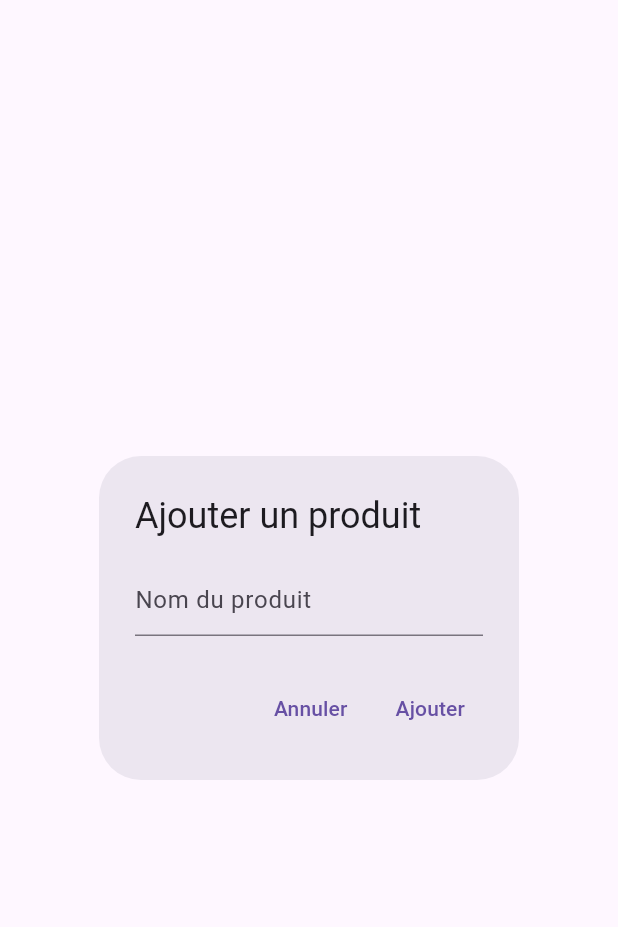
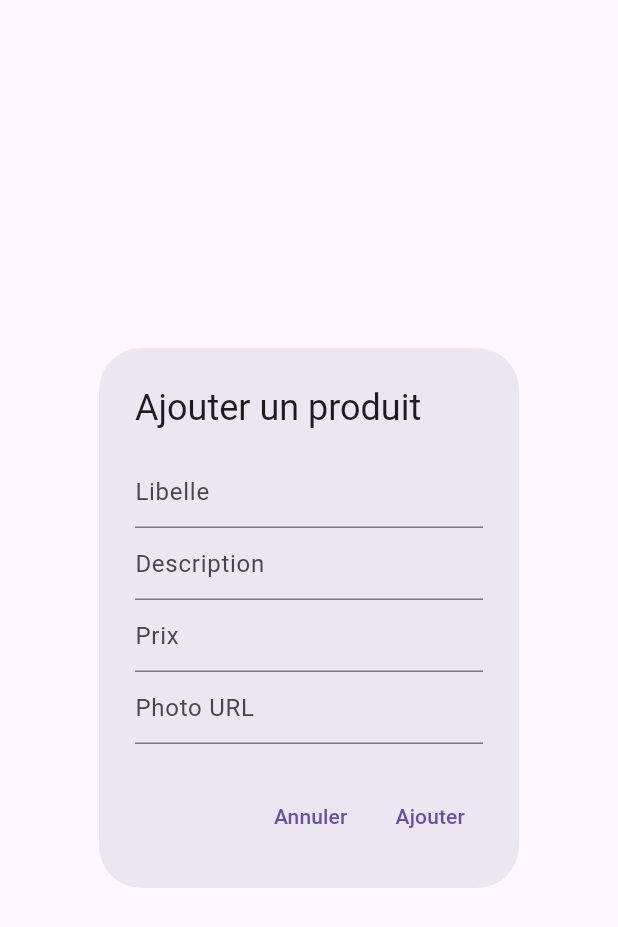
Before and after one commit to NOUTAILAA/produits, a Flutter app: the AddProduit widget shown alone on an empty page, opened directly with empty values, on a phone screen of 412 x 824 dp. Shown: the top 927 px of the screen. Run offline on Flutter 3.47's test engine with Material 3 defaults, Android fonts, the phone set to English and light mode, and no system bars; our stand-ins replace flutter_slidable; network calls fail.

Commit message:
atelier2

```diff
--- a/lib/add_produit.dart
+++ b/lib/add_produit.dart
@@ -1,9 +1,12 @@
-// add_produit.dart
 import 'package:flutter/material.dart';
+import 'produit.dart';
 
 class AddProduit extends StatelessWidget {
-    final Function(String) onSubmit;
-    final TextEditingController _controller = TextEditingController();
+    final Function(Produit) onSubmit;
+    final TextEditingController _libelleController = TextEditingController();
+    final TextEditingController _descriptionController = TextEditingController();
+    final TextEditingController _prixController = TextEditingController();
+    final TextEditingController _photoController = TextEditingController();
 
     AddProduit({required this.onSubmit});
 
@@ -11,9 +14,27 @@ class AddProduit extends StatelessWidget {
     Widget build(BuildContext context) {
         return AlertDialog(
             title: Text("Ajouter un produit"),
-            content: TextField(
-                controller: _controller,
-                decoration: InputDecoration(hintText: "Nom du produit"),
+            content: Column(
+                mainAxisSize: MainAxisSize.min,
+                children: [
+                    TextField(
+                        controller: _libelleController,
+                        decoration: InputDecoration(hintText: "Libelle"),
+                    ),
+                    TextField(
+                        controller: _descriptionController,
+                        decoration: InputDecoration(hintText: "Description"),
+                    ),
+                    TextField(
+                        controller: _prixController,
+                        decoration: InputDecoration(hintText: "Prix"),
+                        keyboardType: TextInputType.number,
+                    ),
+                    TextField(
+                        controller: _photoController,
+                        decoration: InputDecoration(hintText: "Photo URL"),
+                    ),
+                ],
             ),
             actions: [
                 TextButton(
@@ -22,8 +43,13 @@ class AddProduit extends StatelessWidget {
                 ),
                 TextButton(
                     onPressed: () {
-                        if (_controller.text.isNotEmpty) {
-                            onSubmit(_controller.text);
+                        if (_libelleController.text.isNotEmpty && _prixController.text.isNotEmpty) {
+                            onSubmit(Produit(
+                                libelle: _libelleController.text,
+                                description: _descriptionController.text,
+                                prix: double.parse(_prixController.text),
+                                photo: _photoController.text,
+                            ));
                             Navigator.pop(context);
                         }
                     },
--- /dev/null
+++ b/lib/product_details.dart
@@ -0,0 +1,30 @@
+import 'package:flutter/material.dart';
+import 'produit.dart';
+
+class ProductDetails extends StatelessWidget {
+    final Produit produit;
+
+    ProductDetails({required this.produit});
+
+    @override
+    Widget build(BuildContext context) {
+        return Scaffold(
+            appBar: AppBar(title: Text(produit.libelle)),
+            body: Padding(
+                padding: const EdgeInsets.all(16.0),
+                child: Column(
+                    crossAxisAlignment: CrossAxisAlignment.start,
+                    children: [
+                        Image.network(produit.photo),
+                        SizedBox(height: 16),
+                        Text(produit.libelle, style: TextStyle(fontSize: 24, fontWeight: FontWeight.bold)),
+                        SizedBox(height: 8),
+                        Text(produit.description),
+                        SizedBox(height: 8),
+                        Text("Prix: ${produit.prix}"),
+                    ],
+                ),
+            ),
+        );
+    }
+}
--- /dev/null
+++ b/lib/produit.dart
@@ -0,0 +1,15 @@
+class Produit {
+    final String libelle;
+    final String description;
+    final double prix;
+    final String photo;
+    bool selected;
+
+    Produit({
+        required this.libelle,
+        required this.description,
+        required this.prix,
+        required this.photo,
+        this.selected = false,
+    });
+}
--- a/lib/produits_list.dart
+++ b/lib/produits_list.dart
@@ -1,7 +1,8 @@
-// produits_list.dart
 import 'package:flutter/material.dart';
 import 'produit_box.dart';
 import 'add_produit.dart';
+import 'produit.dart';
+import 'product_details.dart';
 
 class ProduitsList extends StatefulWidget {
     @override
@@ -9,21 +10,28 @@ class ProduitsList extends StatefulWidget {
 }
 
 class _ProduitsListState extends State<ProduitsList> {
-    List<Map<String, dynamic>> produits = [
-        {"nom": "Produit 1", "selected": false},
-        {"nom": "Produit 2", "selected": false},
-        {"nom": "Produit 3", "selected": false}
+    List<Produit> produits = [
+        Produit(libelle: "Produit 1", description: "Description 1", prix: 10.0, photo: "https://via.placeholder.com/150"),
+        Produit(libelle: "Produit 2", description: "Description 2", prix: 20.0, photo: "https://via.placeholder.com/150"),
+        Produit(libelle: "Produit 3", description: "Description 3", prix: 30.0, photo: "https://via.placeholder.com/150"),
     ];
 
     void toggleSelection(int index, bool? isSelected) {
     setState(() {
-            produits[index]['selected'] = isSelected!;
+        produits[index] = Produit(
+            libelle: produits[index].libelle,
+            description: produits[index].description,
+            prix: produits[index].prix,
+            photo: produits[index].photo,
+            selected: isSelected ?? false,
+        );
     });
 }
 
-    void ajouterProduit(String nom) {
+
+    void ajouterProduit(Produit produit) {
         setState(() {
-            produits.add({"nom": nom, "selected": false});
+            produits.add(produit);
         });
     }
 
@@ -35,7 +43,7 @@ class _ProduitsListState extends State<ProduitsList> {
 
     void supprimerProduitsSelectionnes() {
         setState(() {
-            produits.removeWhere((produit) => produit['selected'] == true);
+            produits.removeWhere((produit) => produit.selected == true);
         });
     }
 
@@ -63,11 +71,21 @@ class _ProduitsListState extends State<ProduitsList> {
             body: ListView.builder(
                 itemCount: produits.length,
                 itemBuilder: (context, index) {
-                    return ProduitBox(
-                        nomProduit: produits[index]['nom'],
-                        selProduit: produits[index]['selected'],
+                    return GestureDetector(
+                        onTap: () {
+                            Navigator.push(
+                                context,
+                                MaterialPageRoute(
+                                    builder: (context) => ProductDetails(produit: produits[index]),
+                                ),
+                            );
+                        },
+                        child: ProduitBox(
+                            produit: produits[index],
+                            selProduit: produits[index].selected,
                             onChanged: (bool? isSelected) => toggleSelection(index, isSelected),
                             delProduit: () => supprimerProduit(index),
+                        ),
                     );
                 },
             ),
```
Also changed, not shown: lib/produit_box.dart (+7 -11 lines). Lines whose indentation alone changed are shown as unchanged.
